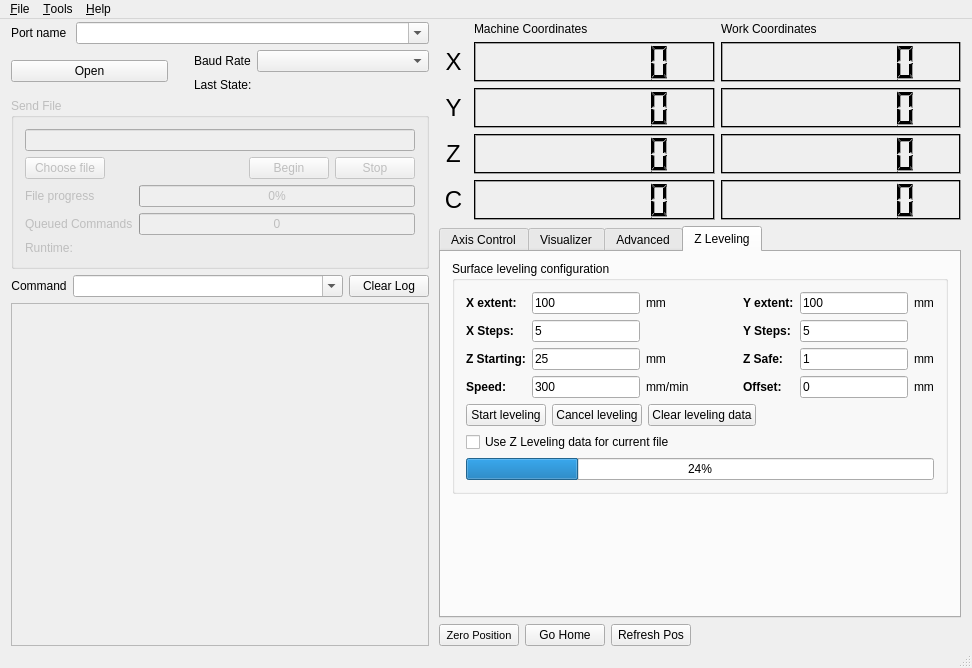
The window that mainwindow.ui (zalohasa/GrblHoming) describes before a commit, drawn with Qt 5.
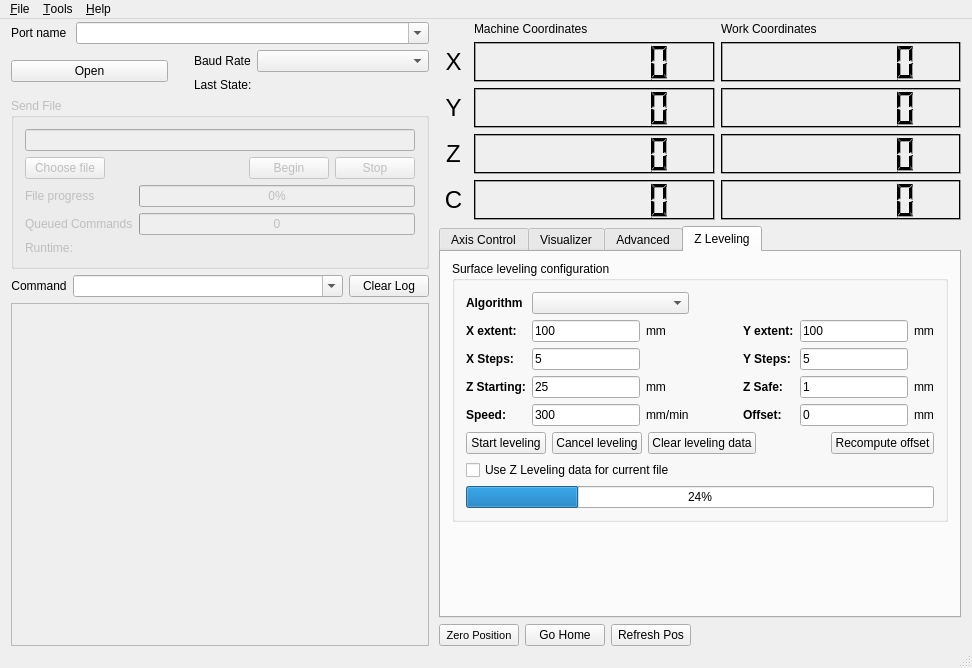
The same window after the commit. Icons and pictures are not drawn. Custom widgets are drawn as their Qt base class.

Commit message: Added LinearInterpoler and SingleInterpoler to the leveling algorithms. New UI to select the leveling algorithm. Implemented the RecomputeOffset functionality. You can switch between linear and bicubic interpolator without doing the leveling again. Removed the extra probe at 0,0 when leveling. Updated the code to be able to compile in Windows.

The edit to the form file:
```diff
--- a/mainwindow.ui
+++ b/mainwindow.ui
@@ -2017,6 +2017,35 @@
                  </property>
                 </widget>
                </item>
+               <item row="0" column="1">
+                <widget class="QLabel" name="label_16">
+                 <property name="font">
+                  <font>
+                   <weight>75</weight>
+                   <bold>true</bold>
+                  </font>
+                 </property>
+                 <property name="text">
+                  <string>Algorithm</string>
+                 </property>
+                </widget>
+               </item>
+               <item row="0" column="2" colspan="2">
+                <widget class="QComboBox" name="levelingComboBox"/>
+               </item>
+               <item row="0" column="4" colspan="4">
+                <spacer name="horizontalSpacer_9">
+                 <property name="orientation">
+                  <enum>Qt::Horizontal</enum>
+                 </property>
+                 <property name="sizeHint" stdset="0">
+                  <size>
+                   <width>40</width>
+                   <height>20</height>
+                  </size>
+                 </property>
+                </spacer>
+               </item>
               </layout>
              </item>
              <item>
@@ -2055,6 +2084,13 @@
                  </property>
                 </spacer>
                </item>
+               <item>
+                <widget class="QPushButton" name="btnRecomputeOffset">
+                 <property name="text">
+                  <string>Recompute offset</string>
+                 </property>
+                </widget>
+               </item>
               </layout>
              </item>
              <item>
```
The commit also changes 19 other files.
